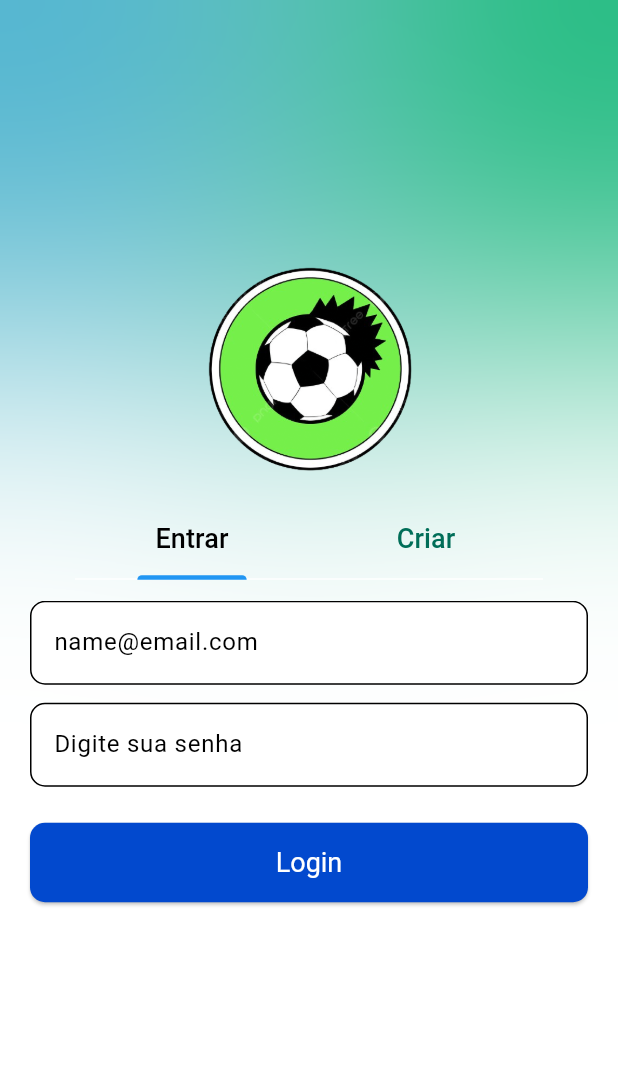
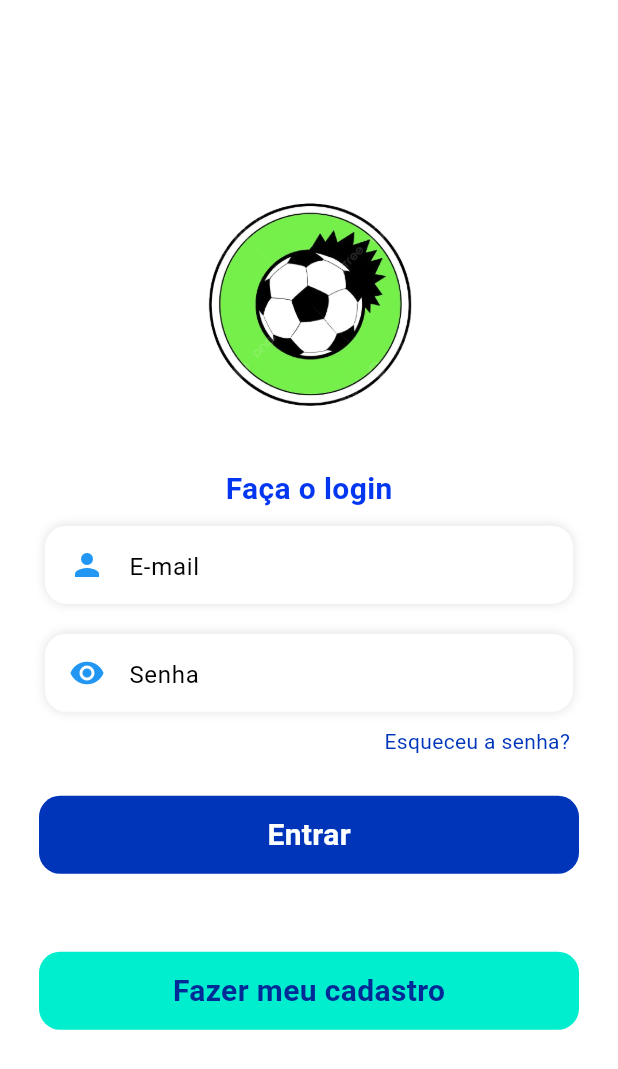
Before and after one commit to cristianbrunone/Provider_flutter, a Flutter app: the screen it shows after launch, on a phone screen of 412 x 824 dp. Shown: the top 1069 px of the screen. Run offline on Flutter 3.47's test engine with Material 3 defaults, Android fonts, the phone set to English and light mode, and no system bars; our stand-ins replace badges.

Commit message:
Creando nuevo login

```diff
--- a/lib/Common/MyRouters.dart
+++ b/lib/Common/MyRouters.dart
@@ -2,8 +2,10 @@ import 'package:flutter/cupertino.dart';
 import 'package:flutter/material.dart';
 import 'package:teste_app/Pages/FriendListPage.dart';
 import 'package:teste_app/Pages/ListaPage.dart';
+import 'package:teste_app/Pages/LoginPage.dart';
 import 'package:teste_app/Pages/MyLoginScreen.dart';
 import 'package:teste_app/Pages/NowPage.dart';
+import 'package:teste_app/Pages/PerfilJogador.dart';
 import 'package:teste_app/screens/home_screen.dart';
 
 const String ROUTE_HOME = "/home";
@@ -17,7 +19,7 @@ class MyRouters {
       case "/home":
         return CupertinoPageRoute(builder: (_) => HomeScreen());
       case "/login":
-        return CupertinoPageRoute(builder: (_) => MyLoginScreen());
+        return CupertinoPageRoute(builder: (_) => LoginPage());
       case "/lista":
         return CupertinoPageRoute(builder: (_) => ListaPage());
       case "/now":
--- /dev/null
+++ b/lib/Pages/LoginPage.dart
@@ -0,0 +1,114 @@
+import 'package:flutter/cupertino.dart';
+import 'package:flutter/material.dart';
+import 'package:teste_app/Widgets/ButtonBase.dart';
+import 'package:teste_app/Widgets/ResetPasswordDialog.dart';
+import 'package:teste_app/Widgets/TextFieldBase.dart';
+
+class LoginPage extends StatefulWidget {
+  const LoginPage({Key? key}) : super(key: key);
+
+  @override
+  State<StatefulWidget> createState() => _LoginPageState();
+}
+
+enum FormType { login, registrer }
+
+class _LoginPageState extends State<LoginPage> {
+  TextEditingController ctrlEmail = TextEditingController();
+  TextEditingController ctrlPass = TextEditingController();
+  FormType formType = FormType.login;
+
+  @override
+  Widget build(BuildContext context) {
+    return Scaffold(
+      body: Center(
+        child: SingleChildScrollView(
+          child: Column(
+            mainAxisAlignment: MainAxisAlignment.center,
+            children: [
+              Container(
+                width: MediaQuery.of(context).size.width,
+                child: Image.asset(
+                  'assets/imgs/futebol.png',
+                  height: 180,
+                ),
+              ),
+              SizedBox(
+                height: 20,
+              ),
+              Text(
+                "Faça o login",
+                style: TextStyle(
+                  fontSize: 20,
+                  color: Color.fromARGB(255, 2, 54, 241),
+                  fontWeight: FontWeight.bold,
+                ),
+              ),
+              Column(
+                children: [
+                  TextFieldBase(
+                    "E-mail",
+                    ctrlEmail,
+                    icon: Icons.person,
+                    height: 52,
+                  ),
+                  TextFieldBase(
+                    "Senha",
+                    ctrlPass,
+                    icon: Icons.remove_red_eye,
+                    height: 52,
+                    obscureText: true,
+                  ),
+                ],
+              ),
+              InkWell(
+                child: Align(
+                  alignment: Alignment.centerRight,
+                  child: Padding(
+                    padding: EdgeInsets.only(right: 32, top: 0),
+                    child: Text(
+                      "Esqueceu a senha?",
+                      style: TextStyle(
+                        color: Color.fromARGB(255, 0, 53, 186),
+                      ),
+                    ),
+                  ),
+                ),
+                onTap: () => resetPassword(context),
+              ),
+              ButtonBase(
+                "Entrar",
+                login,
+                height: 52,
+                onPressed: () {
+                  login();
+                },
+              ),
+              ButtonBase(
+                "Fazer meu cadastro",
+                signUp,
+                color: Color.fromARGB(255, 0, 238, 206),
+                textColor: Color.fromARGB(255, 0, 43, 151),
+                height: 52,
+                onPressed: signUp,
+              ),
+            ],
+          ),
+        ),
+      ),
+    );
+  }
+
+  void login() {}
+
+  void signUp() {}
+
+  Future<void> resetPassword(BuildContext context) {
+    return showDialog<void>(
+      context: context,
+      builder: (BuildContext context) {
+        return ResetPasswordDialog();
+      },
+    );
+  }
+}
--- /dev/null
+++ b/lib/Widgets/ButtonBase.dart
@@ -0,0 +1,42 @@
+import 'package:flutter/cupertino.dart';
+import 'package:flutter/material.dart';
+
+class ButtonBase extends StatelessWidget {
+  final String name;
+  var onTap;
+  final double width;
+  final double height;
+  final Color color; // Nuevo parámetro para el color
+  final Color textColor;
+
+  ButtonBase(this.name, this.onTap,
+      {this.width = 0,
+      this.height = 0,
+      this.color = const Color.fromARGB(255, 0, 53, 186),
+      this.textColor = Colors.white,
+      required void Function() onPressed})
+      : super();
+
+  @override
+  Widget build(BuildContext context) {
+    return Padding(
+      padding: EdgeInsets.all(26.0),
+      child: InkWell(
+        onTap: this.onTap,
+        child: Container(
+            height: height > 05 ? height : 45,
+            padding: EdgeInsets.all(10),
+            width: width > 0 ? width : null,
+            decoration: BoxDecoration(
+                color: color,
+                borderRadius: BorderRadius.all(Radius.circular(14))),
+            child: Center(
+                child: Text(
+              name,
+              style: TextStyle(
+                  color: textColor, fontWeight: FontWeight.bold, fontSize: 20),
+            ))),
+      ),
+    );
+  }
+}
--- /dev/null
+++ b/lib/Widgets/TextFieldBase.dart
@@ -0,0 +1,41 @@
+import 'package:flutter/cupertino.dart';
+import 'package:flutter/material.dart';
+
+class TextFieldBase extends StatelessWidget {
+  final String name;
+  final TextEditingController controller;
+  final IconData? icon;
+  final bool obscureText;
+  final double height;
+
+  TextFieldBase(
+    this.name,
+    this.controller, {
+    this.obscureText = false,
+    this.icon,
+    required this.height,
+  });
+
+  @override
+  Widget build(BuildContext context) {
+    return Container(
+      margin: EdgeInsets.symmetric(horizontal: 30.0, vertical: 10.0),
+      height: height > 0.5 ? height : 45,
+      padding: EdgeInsets.symmetric(vertical: 4, horizontal: 16),
+      decoration: BoxDecoration(
+        borderRadius: BorderRadius.all(Radius.circular(14)),
+        color: Colors.white,
+        boxShadow: [BoxShadow(color: Colors.black12, blurRadius: 5)],
+      ),
+      child: TextFormField(
+        controller: this.controller,
+        obscureText: obscureText,
+        decoration: InputDecoration(
+          icon: this.icon != null ? Icon(this.icon, color: Colors.blue) : null,
+          hintText: this.name,
+          border: InputBorder.none,
+        ),
+      ),
+    );
+  }
+}
```
Also changed, not shown: lib/Common/TransitionApp.dart (added, +7 -0 lines), lib/Pages/PerfilJogador.dart (added, +19 -0 lines), lib/Widgets/ResetPasswordDialog.dart (added, +42 -0 lines), lib/items/MyAppBar.dart (added, +23 -0 lines), lib/items/MyCardInformacoes.dart (added, +75 -0 lines), lib/items/MyContainerInformacoes.dart (added, +62 -0 lines), lib/items/MyGridView.dart (added, +29 -0 lines).
